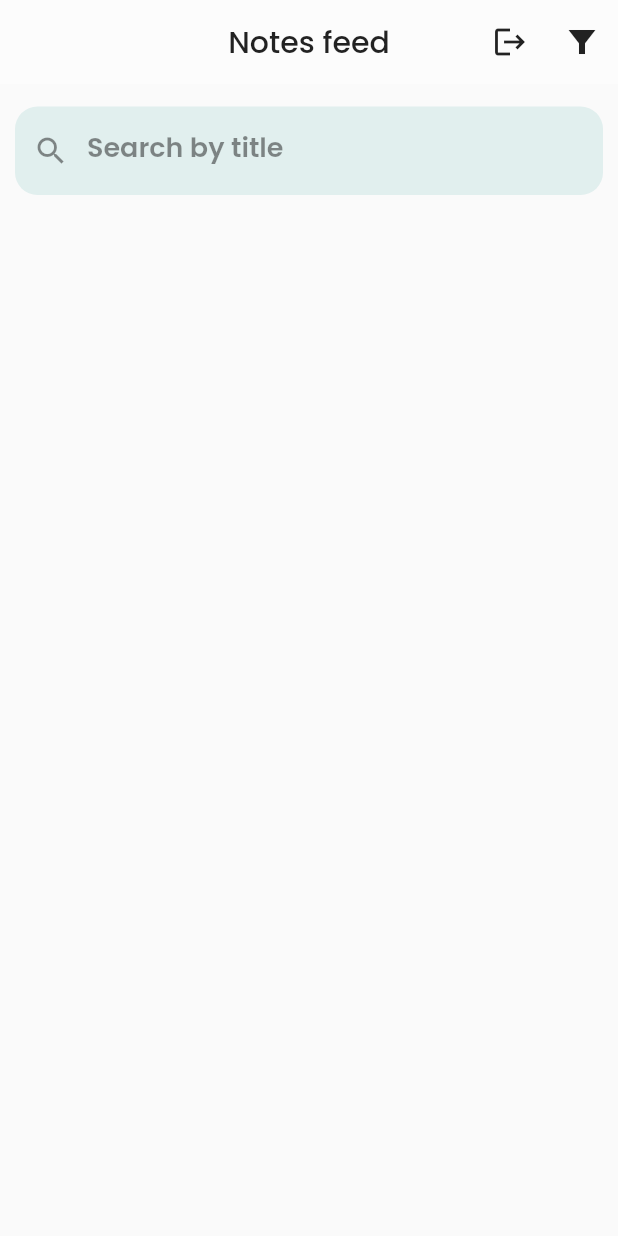
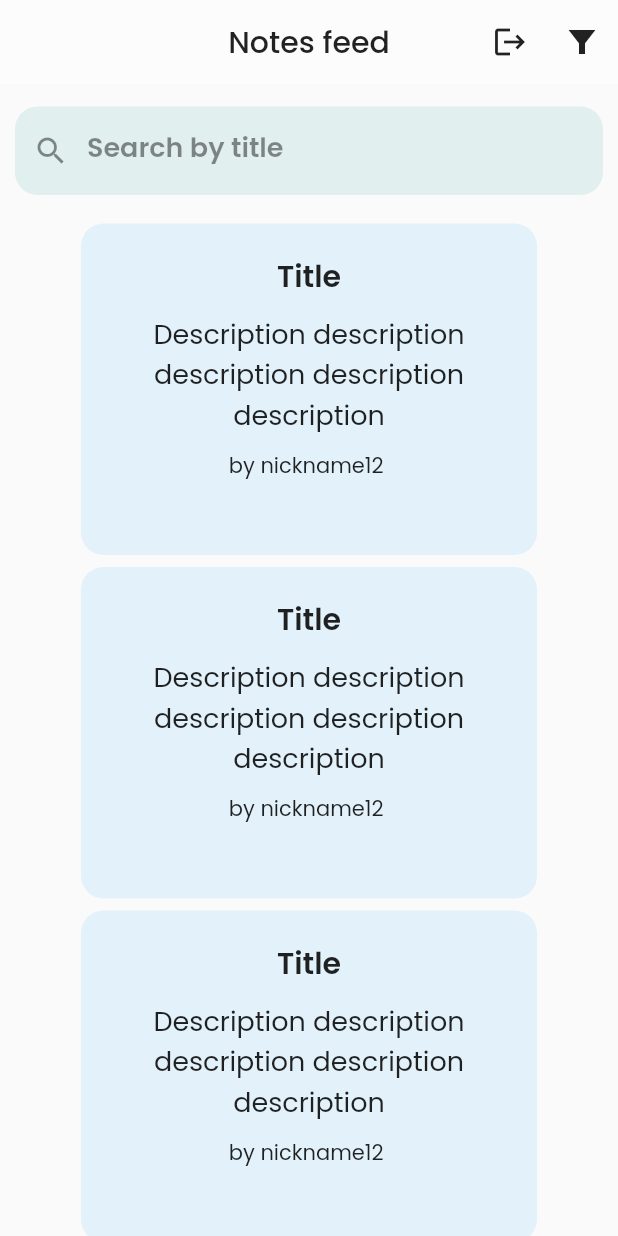
Before and after one commit to sofiabukovskaya/flutter_mindPost_mobile, a Flutter app: the NotesScreen screen opened directly, on a phone screen of 412 x 824 dp. Run offline on Flutter 3.47's test engine with Material 2 defaults, Android fonts, the phone set to English and light mode, and no system bars; our stand-ins replace bloc, cloud_firestore, firebase_auth, firebase_core, flutter_bloc, google_fonts and 1 more; accounts and stored records are empty.

Commit message:
Create a example UI for notes feed

```diff
--- a/lib/ui/pages/main_page/screens/notes_screen/notes_screen.dart
+++ b/lib/ui/pages/main_page/screens/notes_screen/notes_screen.dart
@@ -15,6 +15,7 @@ class NotesScreen extends StatefulWidget {
 
 class NotesScreenState extends State<NotesScreen> {
   TextEditingController searchController = TextEditingController();
+
   @override
   Widget build(BuildContext context) {
     return Scaffold(
@@ -29,7 +30,8 @@ class NotesScreenState extends State<NotesScreen> {
                 onPressed: () {
                   showDialog(
                       context: context,
-                    builder: (_) => alertDialog(context, firestoreRepository));
+                      builder: (_) =>
+                          alertDialog(context, firestoreRepository));
                 }),
             IconButton(
                 icon: Icon(
@@ -43,7 +45,9 @@ class NotesScreenState extends State<NotesScreen> {
           title: Text(
             'Notes feed',
             style: GoogleFonts.poppins(
-              fontSize: 20, fontWeight: FontWeight.w500, color: Colors.black87),
+                fontSize: 20,
+                fontWeight: FontWeight.w500,
+                color: Colors.black87),
           ),
           centerTitle: true,
         ),
@@ -54,10 +58,66 @@ class NotesScreenState extends State<NotesScreen> {
                   padding: EdgeInsets.only(top: 15, left: 10, right: 10),
                   child: textField(searchController, Icon(Icons.search),
                       Color(0x1A008B83), 'Search by title')),
-
+              Padding(
+                padding: EdgeInsets.only(top: 15, left: 50, right: 50),
+                child: ListView.builder(
+                    physics: NeverScrollableScrollPhysics(),
+                    scrollDirection: Axis.vertical,
+                    shrinkWrap: true,
+                    itemCount: 20,
+                    itemBuilder: (BuildContext context, int index) {
+                      return Container(
+                          height: 229,
+                          child: Card(
+                              elevation: 0,
+                              color: Color(0x99d3edfa),
+                              shape: RoundedRectangleBorder(
+                                  borderRadius: BorderRadius.circular(15.0)),
+                              child: ListView(
+                                physics: NeverScrollableScrollPhysics(),
+                                children: [
+                                  Column(
+                                    children: [
+                                      Padding(
+                                        padding: EdgeInsets.only(
+                                            top: 20, left: 30, right: 30),
+                                        child: Text('Title',
+                                            textAlign: TextAlign.center,
+                                            style: GoogleFonts.poppins(
+                                                fontSize: 20,
+                                                fontWeight: FontWeight.w600)),
+                                      ),
+                                      Padding(
+                                        padding: EdgeInsets.only(
+                                            top: 10, left: 40, right: 40),
+                                        child: Center(
+                                          child: Text(
+                                              'Description description description description description ',
+                                              textAlign: TextAlign.center,
+                                              maxLines: 3,
+                                              style: GoogleFonts.poppins(
+                                                  fontSize: 18,
+                                                  fontWeight: FontWeight.w400)),
+                                        ),
+                                      ),
+                                      Padding(
+                                          padding: EdgeInsets.only(top: 10),
+                                          child: Center(
+                                            child: Text('by nickname12 ',
+                                                maxLines: 3,
+                                                style: GoogleFonts.poppins(
+                                                    fontSize: 14,
+                                                    fontWeight:
+                                                        FontWeight.w400)),
+                                          ))
                                     ],
                                   ),
-      )
-    );
+                                ],
+                              )));
+                    }),
+              ),
+            ],
+          ),
+        ));
   }
 }
--- a/pubspec.yaml
+++ b/pubspec.yaml
@@ -52,6 +52,7 @@ flutter:
   # The following line ensures that the Material Icons font is
   # included with your application, so that you can use the icons in
   # the material Icons class.
+
   uses-material-design: true
   assets:
     - assets/Icon.png
@@ -63,6 +64,7 @@ flutter:
     - lang/ua.json
     - assets/user_photo.png
     - assets/giraffe.png
+
   # To add assets to your application, add an assets section, like this:
   # assets:
   #   - images/a_dot_burr.jpeg
```
Lines whose indentation alone changed are shown as unchanged.
